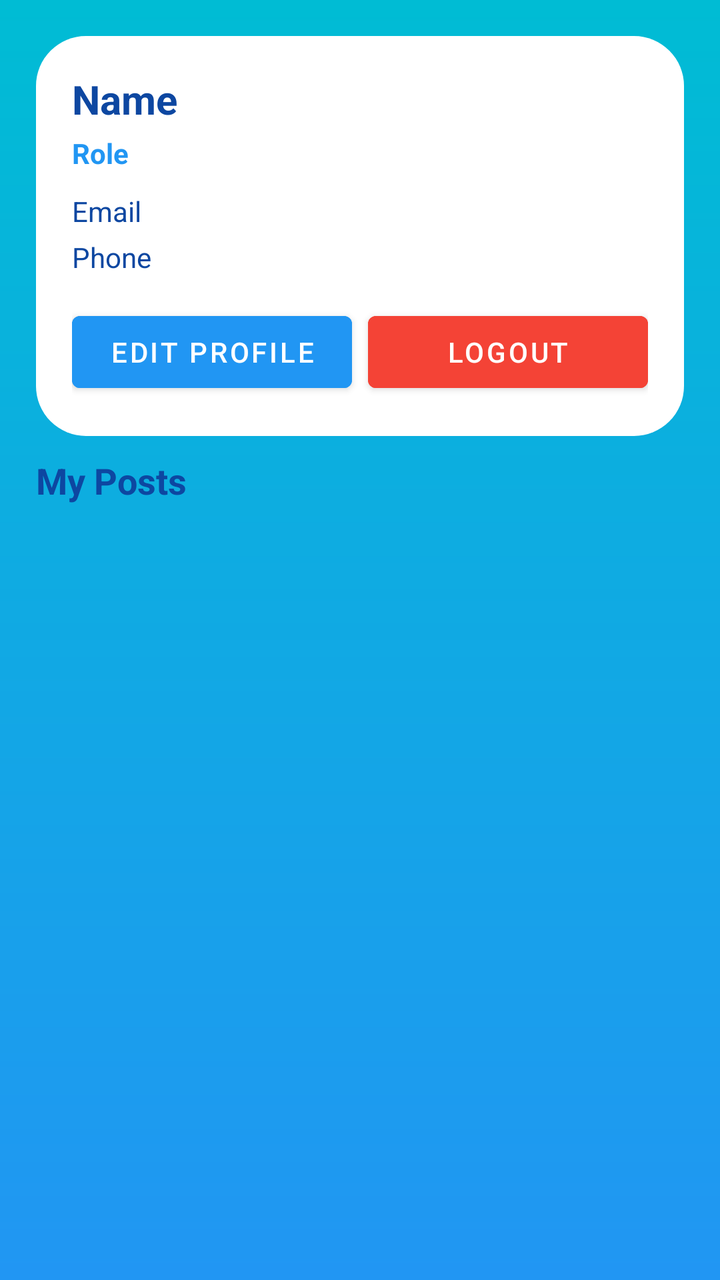
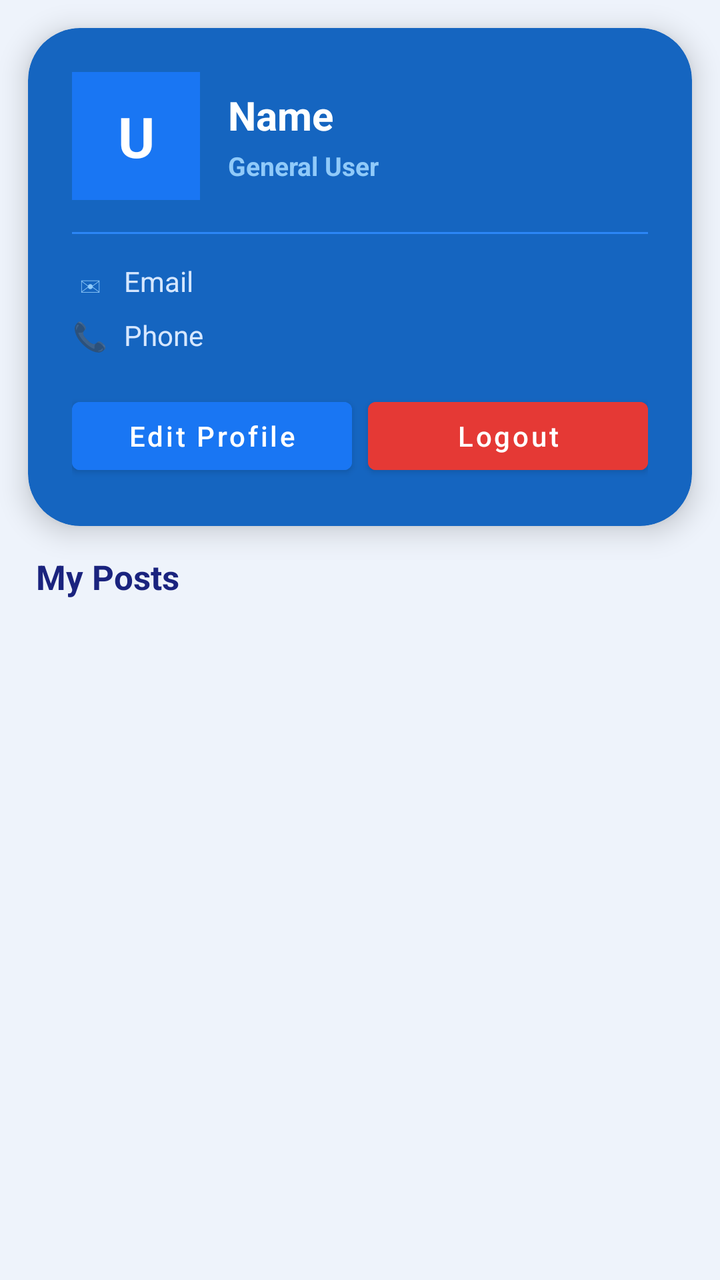

Before-and-after screenshots of an Android layout around one commit, followed by the original layout XML and the change that was made.
<!-- AndroidManifest.xml: application theme Theme.TownCrierBD -->
<!-- res/layout/activity_profile.xml -->
<?xml version="1.0" encoding="utf-8"?>
<androidx.constraintlayout.widget.ConstraintLayout
    xmlns:android="http://schemas.android.com/apk/res/android"
    xmlns:app="http://schemas.android.com/apk/res-auto"
    android:layout_width="match_parent"
    android:layout_height="match_parent"
    android:background="@drawable/bg_gradient">

    <LinearLayout
        android:id="@+id/profileCard"
        android:layout_width="0dp"
        android:layout_height="wrap_content"
        android:layout_margin="18dp"
        android:background="@drawable/bg_card"
        android:padding="18dp"
        android:orientation="vertical"
        app:layout_constraintTop_toTopOf="parent"
        app:layout_constraintStart_toStartOf="parent"
        app:layout_constraintEnd_toEndOf="parent">

        <TextView
            android:id="@+id/tvName"
            android:layout_width="wrap_content"
            android:layout_height="wrap_content"
            android:text="Name"
            android:textSize="20sp"
            android:textStyle="bold"
            android:textColor="@color/text_primary"/>

        <TextView
            android:id="@+id/tvRole"
            android:layout_width="wrap_content"
            android:layout_height="wrap_content"
            android:text="Role"
            android:textStyle="bold"
            android:textColor="@color/blue_start"
            android:layout_marginTop="4dp"/>

        <TextView
            android:id="@+id/tvEmail"
            android:layout_width="match_parent"
            android:layout_height="wrap_content"
            android:text="Email"
            android:textColor="@color/text_primary"
            android:layout_marginTop="10dp"/>

        <TextView
            android:id="@+id/tvPhone"
            android:layout_width="match_parent"
            android:layout_height="wrap_content"
            android:text="Phone"
            android:textColor="@color/text_primary"
            android:layout_marginTop="4dp"/>

        
        <LinearLayout
            android:layout_width="match_parent"
            android:layout_height="wrap_content"
            android:orientation="horizontal"
            android:layout_marginTop="14dp">

            <Button
                android:id="@+id/btnEditProfile"
                android:layout_width="0dp"
                android:layout_height="48dp"
                android:layout_weight="1"
                android:text="Edit Profile"
                android:textColor="@color/white"
                android:backgroundTint="@color/blue_start"
                android:layout_marginEnd="8dp"/>

            <Button
                android:id="@+id/btnLogout"
                android:layout_width="0dp"
                android:layout_height="48dp"
                android:layout_weight="1"
                android:text="Logout"
                android:textColor="@color/white"
                android:backgroundTint="#F44336"/>
        </LinearLayout>

        
        <Button
            android:id="@+id/btnEditCategories"
            android:layout_width="match_parent"
            android:layout_height="48dp"
            android:layout_marginTop="10dp"
            android:text="🛒 Edit My Selling Categories"
            android:textColor="@color/white"
            android:backgroundTint="#FF7A00"
            android:visibility="gone"/>

    </LinearLayout>

    <TextView
        android:id="@+id/tvMyPostsTitle"
        android:layout_width="0dp"
        android:layout_height="wrap_content"
        android:text="My Posts"
        android:textStyle="bold"
        android:textSize="18sp"
        android:textColor="@color/text_primary"
        android:layout_marginStart="18dp"
        android:layout_marginEnd="18dp"
        android:layout_marginTop="10dp"
        app:layout_constraintTop_toBottomOf="@id/profileCard"
        app:layout_constraintStart_toStartOf="parent"
        app:layout_constraintEnd_toEndOf="parent"/>

    <androidx.recyclerview.widget.RecyclerView
        android:id="@+id/rvMyPosts"
        android:layout_width="0dp"
        android:layout_height="0dp"
        android:layout_marginStart="10dp"
        android:layout_marginEnd="10dp"
        android:layout_marginTop="8dp"
        android:clipToPadding="false"
        android:paddingBottom="12dp"
        app:layout_constraintTop_toBottomOf="@id/tvMyPostsTitle"
        app:layout_constraintBottom_toBottomOf="parent"
        app:layout_constraintStart_toStartOf="parent"
        app:layout_constraintEnd_toEndOf="parent"/>

</androidx.constraintlayout.widget.ConstraintLayout>
<!-- resources referenced by this layout -->
<resources>
  <color name="blue_start">#2196F3</color>
  <color name="text_primary">#0D47A1</color>
  <color name="white">#FFFFFF</color>
  <!-- drawable bg_card (drawable) -->
  <shape xmlns:android="http://schemas.android.com/apk/res/android">
      <solid android:color="@color/white"/>
      <corners android:radius="25dp"/>
      <padding
          android:left="20dp"
          android:top="20dp"
          android:right="20dp"
          android:bottom="20dp"/>
  </shape>
  <!-- drawable bg_gradient (drawable) -->
  <shape xmlns:android="http://schemas.android.com/apk/res/android" android:shape="rectangle">
      <gradient
          android:startColor="@color/blue_start"
          android:endColor="@color/blue_end"
          android:angle="90"/>
  </shape>
  <style name="Theme.TownCrierBD" parent="Theme.MaterialComponents.Light.NoActionBar">
  
          <item name="colorPrimary">@color/blue_end</item>
          <item name="colorPrimaryVariant">@color/blue_start</item>
          <item name="colorOnPrimary">@color/white</item>
  
          <item name="colorSecondary">@color/blue_start</item>
          <item name="colorSecondaryVariant">@color/blue_end</item>
          <item name="colorOnSecondary">@color/white</item>
  
          <item name="android:forceDarkAllowed" tools:targetApi="q">false</item>
  
          <item name="android:statusBarColor">@color/blue_start</item>
          <item name="android:navigationBarColor">@color/blue_start</item>
  
          <item name="spinnerStyle">@style/TownCrierBD.SpinnerStyle</item>
      </style>
  <color name="blue_end">#00BCD4</color>
  <style name="TownCrierBD.SpinnerStyle" parent="Widget.AppCompat.Spinner">
      <item name="android:popupBackground">@drawable/bg_spinner_popup_white</item>
          <item name="popupTheme">@style/TownCrierBD.PopupTheme</item>
      </style>
  <!-- drawable bg_spinner_popup_white (drawable) -->
  <?xml version="1.0" encoding="utf-8"?>
  <shape xmlns:android="http://schemas.android.com/apk/res/android">
      <solid android:color="#FFFFFF"/>
      <corners android:radius="16dp"/>
      <padding
          android:left="8dp"
          android:top="8dp"
          android:right="8dp"
          android:bottom="8dp"/>
  </shape>
  <style name="TownCrierBD.PopupTheme" parent="ThemeOverlay.MaterialComponents.Light">
          <item name="android:popupBackground">@drawable/bg_spinner_popup_white</item>
      </style>
</resources>

<!-- the commit's change to res/layout/activity_profile.xml (unified diff, before → after) -->
@@ -1,124 +1,207 @@
 <?xml version="1.0" encoding="utf-8"?>
-<androidx.constraintlayout.widget.ConstraintLayout
+<LinearLayout
     xmlns:android="http://schemas.android.com/apk/res/android"
     xmlns:app="http://schemas.android.com/apk/res-auto"
     android:layout_width="match_parent"
     android:layout_height="match_parent"
-    android:background="@drawable/bg_gradient">
-
-    <LinearLayout
-        android:id="@+id/profileCard"
-        android:layout_width="0dp"
+    android:orientation="vertical"
+    android:background="#EEF3FB">
+
+    
+    <com.google.android.material.card.MaterialCardView
+        android:layout_width="match_parent"
         android:layout_height="wrap_content"
-        android:layout_margin="18dp"
-        android:background="@drawable/bg_card"
-        android:padding="18dp"
-        android:orientation="vertical"
-        app:layout_constraintTop_toTopOf="parent"
-        app:layout_constraintStart_toStartOf="parent"
-        app:layout_constraintEnd_toEndOf="parent">
-
-        <TextView
-            android:id="@+id/tvName"
-            android:layout_width="wrap_content"
-            android:layout_height="wrap_content"
-            android:text="Name"
-            android:textSize="20sp"
-            android:textStyle="bold"
-            android:textColor="@color/text_primary"/>
-
-        <TextView
-            android:id="@+id/tvRole"
-            android:layout_width="wrap_content"
-            android:layout_height="wrap_content"
-            android:text="Role"
-            android:textStyle="bold"
-            android:textColor="@color/blue_start"
-            android:layout_marginTop="4dp"/>
-
-        <TextView
-            android:id="@+id/tvEmail"
-            android:layout_width="match_parent"
-            android:layout_height="wrap_content"
-            android:text="Email"
-            android:textColor="@color/text_primary"
-            android:layout_marginTop="10dp"/>
-
-        <TextView
-            android:id="@+id/tvPhone"
-            android:layout_width="match_parent"
-            android:layout_height="wrap_content"
-            android:text="Phone"
-            android:textColor="@color/text_primary"
-            android:layout_marginTop="4dp"/>
-
-        
+        android:layout_margin="14dp"
+        app:cardCornerRadius="26dp"
+        app:cardElevation="8dp"
+        app:cardBackgroundColor="#1565C0">
+
         <LinearLayout
             android:layout_width="match_parent"
             android:layout_height="wrap_content"
-            android:orientation="horizontal"
-            android:layout_marginTop="14dp">
-
+            android:padding="22dp"
+            android:orientation="vertical">
+
+            
+            <LinearLayout
+                android:layout_width="match_parent"
+                android:layout_height="wrap_content"
+                android:orientation="horizontal"
+                android:gravity="center_vertical">
+
+                
+                <TextView
+                    android:layout_width="64dp"
+                    android:layout_height="64dp"
+                    android:gravity="center"
+                    android:text="U"
+                    android:id="@+id/tvAvatarLarge"
+                    android:textStyle="bold"
+                    android:textColor="@android:color/white"
+                    android:textSize="28sp"
+                    android:background="#1976F3"/>
+
+                <LinearLayout
+                    android:layout_width="0dp"
+                    android:layout_height="wrap_content"
+                    android:layout_weight="1"
+                    android:layout_marginStart="14dp"
+                    android:orientation="vertical">
+
+                    <TextView
+                        android:id="@+id/tvName"
+                        android:layout_width="wrap_content"
+                        android:layout_height="wrap_content"
+                        android:text="Name"
+                        android:textSize="20sp"
+                        android:textStyle="bold"
+                        android:textColor="@android:color/white"/>
+
+                    <TextView
+                        android:id="@+id/tvRole"
+                        android:layout_width="wrap_content"
+                        android:layout_height="wrap_content"
+                        android:text="General User"
+                        android:textStyle="bold"
+                        android:textColor="#90CAF9"
+                        android:textSize="13sp"
+                        android:layout_marginTop="3dp"/>
+                </LinearLayout>
+            </LinearLayout>
+
+            
+            <View
+                android:layout_width="match_parent"
+                android:layout_height="1dp"
+                android:background="#2C86F6"
+                android:layout_marginTop="16dp"
+                android:layout_marginBottom="14dp"/>
+
+            
+            <LinearLayout
+                android:layout_width="match_parent"
+                android:layout_height="wrap_content"
+                android:orientation="horizontal"
+                android:gravity="center_vertical">
+
+                <TextView
+                    android:layout_width="18dp"
+                    android:layout_height="18dp"
+                    android:text="✉"
+                    android:textSize="14sp"
+                    android:textColor="#90CAF9"
+                    android:gravity="center"/>
+
+                <TextView
+                    android:id="@+id/tvEmail"
+                    android:layout_width="match_parent"
+                    android:layout_height="wrap_content"
+                    android:text="Email"
+                    android:textColor="#D6E7FF"
+                    android:textSize="14sp"
+                    android:layout_marginStart="8dp"/>
+            </LinearLayout>
+
+            <LinearLayout
+                android:layout_width="match_parent"
+                android:layout_height="wrap_content"
+                android:orientation="horizontal"
+                android:gravity="center_vertical"
+                android:layout_marginTop="8dp">
+
+                <TextView
+                    android:layout_width="18dp"
+                    android:layout_height="18dp"
+                    android:text="📞"
+                    android:textSize="14sp"
+                    android:gravity="center"/>
+
+                <TextView
+                    android:id="@+id/tvPhone"
+                    android:layout_width="match_parent"
+                    android:layout_height="wrap_content"
+                    android:text="Phone"
+                    android:textColor="#D6E7FF"
+                    android:textSize="14sp"
+                    android:layout_marginStart="8dp"/>
+            </LinearLayout>
+
+            
+            <LinearLayout
+                android:layout_width="match_parent"
+                android:layout_height="wrap_content"
+                android:orientation="horizontal"
+                android:layout_marginTop="18dp">
+
+                <Button
+                    android:id="@+id/btnEditProfile"
+                    android:layout_width="0dp"
+                    android:layout_height="46dp"
+                    android:layout_weight="1"
+                    android:text="Edit Profile"
+                    android:textColor="@color/white"
+                    android:backgroundTint="#1976F3"
+                    android:textAllCaps="false"
+                    android:textSize="14sp"
+                    android:layout_marginEnd="8dp"/>
+
+                <Button
+                    android:id="@+id/btnLogout"
+                    android:layout_width="0dp"
+                    android:layout_height="46dp"
+                    android:layout_weight="1"
+                    android:text="Logout"
+                    android:textColor="@color/white"
+                    android:backgroundTint="#E53935"
+                    android:textAllCaps="false"
+                    android:textSize="14sp"/>
+            </LinearLayout>
+
+            
             <Button
-                android:id="@+id/btnEditProfile"
-                android:layout_width="0dp"
-                android:layout_height="48dp"
-                android:layout_weight="1"
-                android:text="Edit Profile"
+                android:id="@+id/btnEditCategories"
+                android:layout_width="match_parent"
+                android:layout_height="46dp"
+                android:layout_marginTop="10dp"
+                android:text="🛒 Edit My Selling Categories"
                 android:textColor="@color/white"
-                android:backgroundTint="@color/blue_start"
-                android:layout_marginEnd="8dp"/>
-
-            <Button
-                android:id="@+id/btnLogout"
-                android:layout_width="0dp"
-                android:layout_height="48dp"
-                android:layout_weight="1"
-                android:text="Logout"
-                android:textColor="@color/white"
-                android:backgroundTint="#F44336"/>
+                android:backgroundTint="#E65100"
+                android:textAllCaps="false"
+                android:textSize="14sp"
+                android:visibility="gone"/>
+
         </LinearLayout>
-
-        
-        <Button
-            android:id="@+id/btnEditCategories"
-            android:layout_width="match_parent"
-            android:layout_height="48dp"
-            android:layout_marginTop="10dp"
-            android:text="🛒 Edit My Selling Categories"
-            android:textColor="@color/white"
-            android:backgroundTint="#FF7A00"
-            android:visibility="gone"/>
-
+    </com.google.android.material.card.MaterialCardView>
+
+    
+    <LinearLayout
+        android:layout_width="match_parent"
+        android:layout_height="wrap_content"
+        android:orientation="horizontal"
+        android:gravity="center_vertical"
+        android:paddingStart="18dp"
+        android:paddingEnd="18dp"
+        android:paddingBottom="8dp">
+
+        <TextView
+            android:id="@+id/tvMyPostsTitle"
+            android:layout_width="0dp"
+            android:layout_height="wrap_content"
+            android:layout_weight="1"
+            android:text="My Posts"
+            android:textStyle="bold"
+            android:textSize="17sp"
+            android:textColor="#1A237E"/>
     </LinearLayout>
-
-    <TextView
-        android:id="@+id/tvMyPostsTitle"
-        android:layout_width="0dp"
-        android:layout_height="wrap_content"
-        android:text="My Posts"
-        android:textStyle="bold"
-        android:textSize="18sp"
-        android:textColor="@color/text_primary"
-        android:layout_marginStart="18dp"
-        android:layout_marginEnd="18dp"
-        android:layout_marginTop="10dp"
-        app:layout_constraintTop_toBottomOf="@id/profileCard"
-        app:layout_constraintStart_toStartOf="parent"
-        app:layout_constraintEnd_toEndOf="parent"/>
 
     <androidx.recyclerview.widget.RecyclerView
         android:id="@+id/rvMyPosts"
-        android:layout_width="0dp"
+        android:layout_width="match_parent"
         android:layout_height="0dp"
-        android:layout_marginStart="10dp"
-        android:layout_marginEnd="10dp"
-        android:layout_marginTop="8dp"
+        android:layout_weight="1"
+        android:layout_marginStart="4dp"
+        android:layout_marginEnd="4dp"
         android:clipToPadding="false"
-        android:paddingBottom="12dp"
-        app:layout_constraintTop_toBottomOf="@id/tvMyPostsTitle"
-        app:layout_constraintBottom_toBottomOf="parent"
-        app:layout_constraintStart_toStartOf="parent"
-        app:layout_constraintEnd_toEndOf="parent"/>
-
-</androidx.constraintlayout.widget.ConstraintLayout>
+        android:paddingBottom="16dp"/>
+
+</LinearLayout>
<!-- resource entries referenced after the edit -->
@@ -1,25 +1,7 @@
 <!-- resources referenced by this layout -->
 <resources>
   <color name="blue_start">#2196F3</color>
-  <color name="text_primary">#0D47A1</color>
   <color name="white">#FFFFFF</color>
-  <!-- drawable bg_card (drawable) -->
-  <shape xmlns:android="http://schemas.android.com/apk/res/android">
-      <solid android:color="@color/white"/>
-      <corners android:radius="25dp"/>
-      <padding
-          android:left="20dp"
-          android:top="20dp"
-          android:right="20dp"
-          android:bottom="20dp"/>
-  </shape>
-  <!-- drawable bg_gradient (drawable) -->
-  <shape xmlns:android="http://schemas.android.com/apk/res/android" android:shape="rectangle">
-      <gradient
-          android:startColor="@color/blue_start"
-          android:endColor="@color/blue_end"
-          android:angle="90"/>
-  </shape>
   <style name="Theme.TownCrierBD" parent="Theme.MaterialComponents.Light.NoActionBar">
   
           <item name="colorPrimary">@color/blue_end</item>
